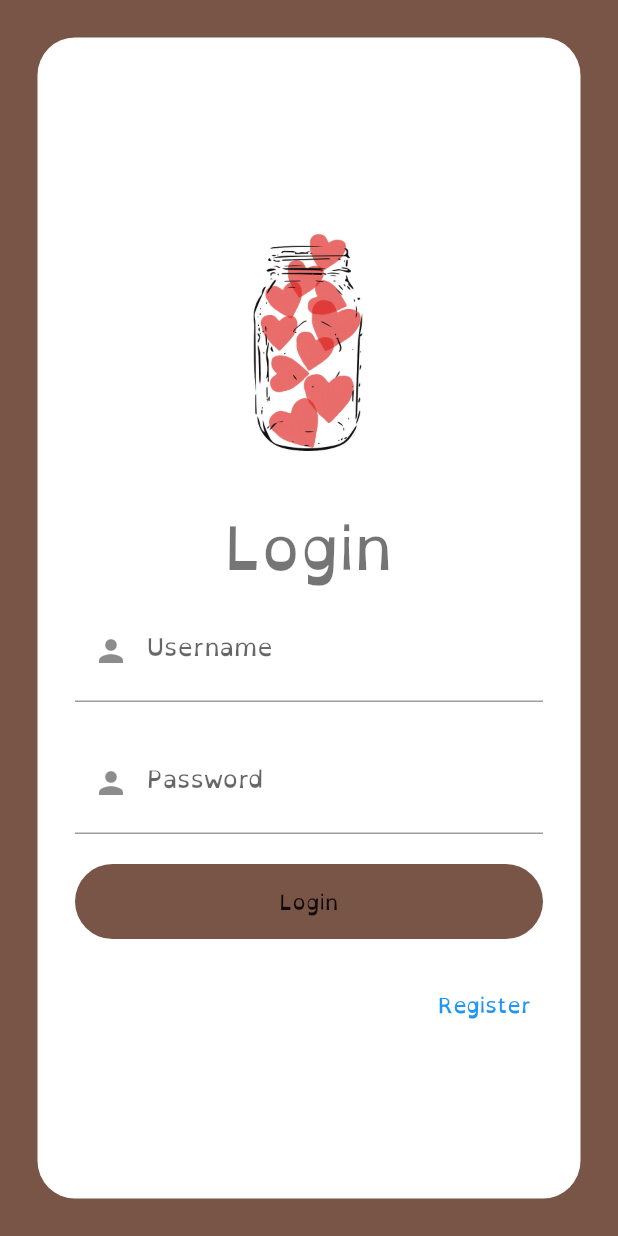
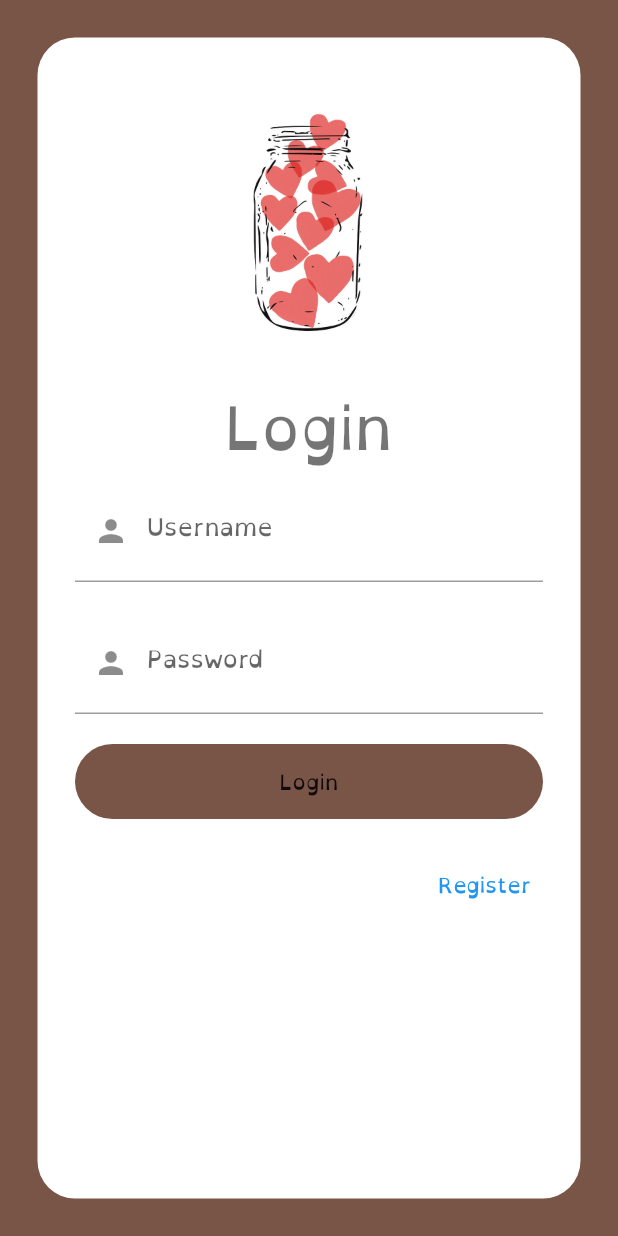
Before and after one commit to thecoder-co/jarofhearts, a Flutter app: the screen it shows after launch, after a tap on "Register", after a tap on "Login", on a phone screen of 412 x 824 dp. Run offline on Flutter 3.47's test engine with Material 2 defaults, Android fonts, the phone set to English and light mode, and no system bars; our stand-ins replace audioplayers, file_picker, flutter_colorpicker, flutter_swiper_plus, get, google_fonts and 4 more; missing offline and left inert: cloudinary_public, unsplash_client.

Commit message:
auth screen

```diff
--- a/lib/screens/auth/login_screen.dart
+++ b/lib/screens/auth/login_screen.dart
@@ -27,8 +27,7 @@ class _LoginScreenState extends State<LoginScreen> {
   @override
   Widget build(BuildContext context) {
     return Scaffold(
-      body: SingleChildScrollView(
-        child: Container(
+      body: Container(
         decoration: BoxDecoration(
           gradient: AppColors.gradient,
         ),
@@ -44,6 +43,7 @@ class _LoginScreenState extends State<LoginScreen> {
             color: Colors.white,
             borderRadius: BorderRadius.circular(25),
           ),
+          child: SingleChildScrollView(
             child: Form(
               key: formKey,
               child: Column(
--- a/lib/screens/auth/register_screen.dart
+++ b/lib/screens/auth/register_screen.dart
@@ -26,15 +26,16 @@ class _RegisterScreenState extends State<RegisterScreen> {
   @override
   Widget build(BuildContext context) {
     return Scaffold(
-      body: SingleChildScrollView(
-        child: Container(
-          decoration: BoxDecoration(
-            gradient: AppColors.gradient,
-          ),
-          alignment: Alignment.center,
-          child: SafeArea(
+      body: Container(
+        decoration: BoxDecoration(
+          gradient: AppColors.gradient,
+        ),
+        height: double.infinity,
+        width: double.infinity,
+        alignment: Alignment.center,
+        child: SafeArea(
+          child: SingleChildScrollView(
             child: Container(
-              height: WindowSize.height(context) - 50,
               width: WindowSize.isLandscape(context)
                   ? WindowSize.width(context) / 2.5
                   : double.infinity,
```
Lines whose indentation alone changed are shown as unchanged.
